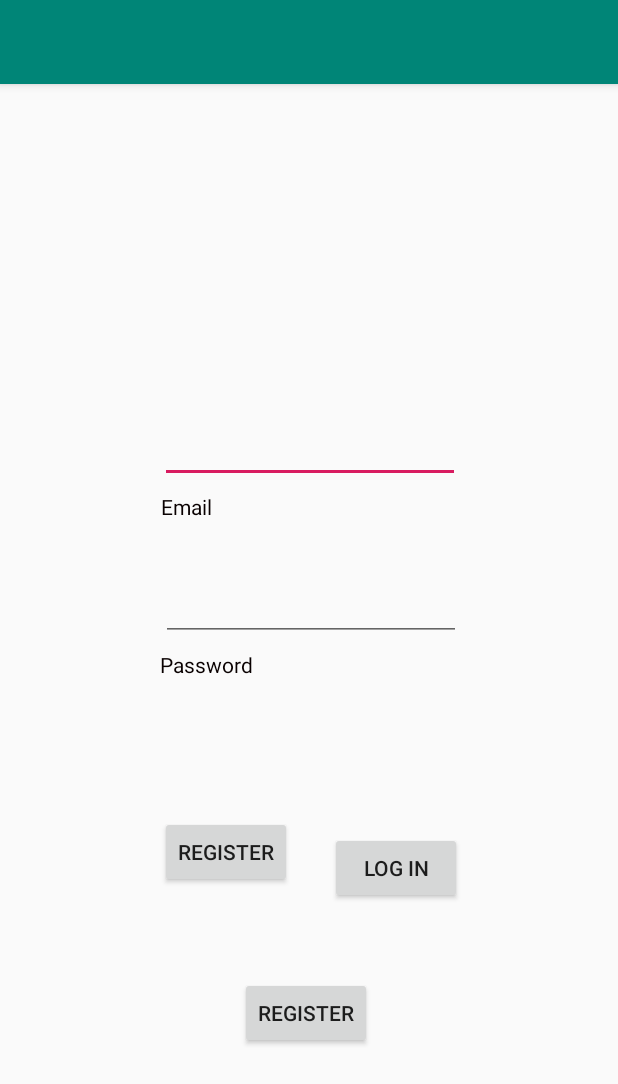
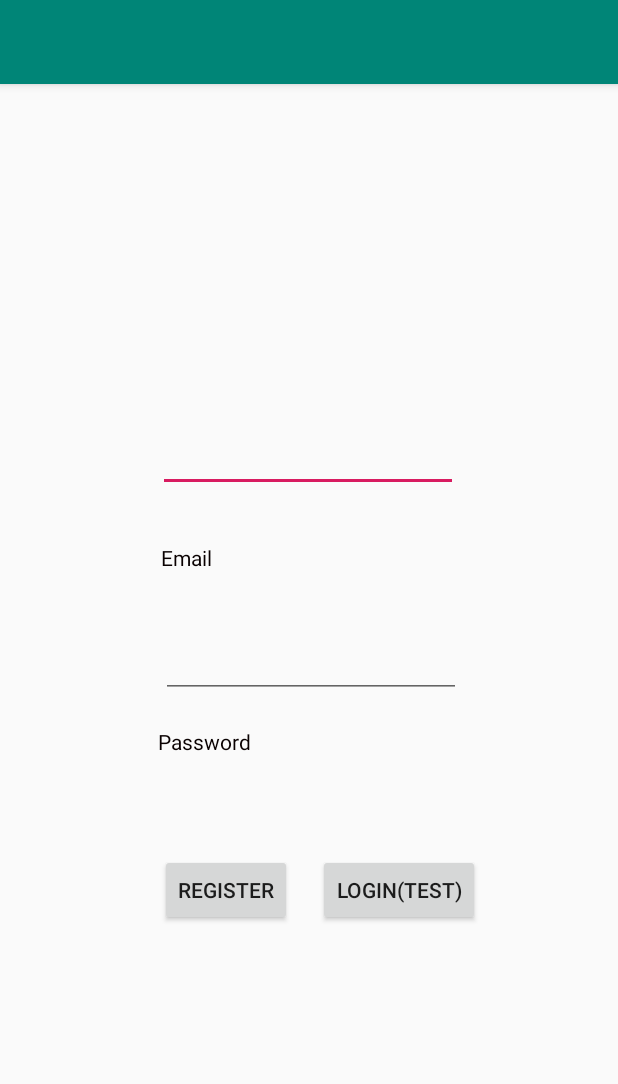
Before and after one commit to MiguelServera/COVID-19Project, an Android app: the screen it shows after launch (MainLogin), on a phone screen of 412 x 824 dp. Shown: the top 1084 px of the screen. Run offline under Robolectric (Android 15) with nearby library versions, the phone set to English and light mode, and no system bars.

```diff
--- a/app/src/main/java/com/example/covid_19stats/DBStats.java
+++ b/app/src/main/java/com/example/covid_19stats/DBStats.java
@@ -8,6 +8,7 @@ import android.database.sqlite.SQLiteDatabase;
 import android.database.sqlite.SQLiteOpenHelper;
 import android.util.Log;
 import static com.example.covid_19stats.DBInterface.BD_CREATE;
+import static com.example.covid_19stats.DBInterface.BD_CREATE1;
 import static com.example.covid_19stats.DBInterface.BD_NAME;
 import static com.example.covid_19stats.DBInterface.BD_TABLE;
 import static com.example.covid_19stats.DBInterface.TAG;
@@ -21,6 +22,7 @@ public class DBStats extends SQLiteOpenHelper {
     public void onCreate(SQLiteDatabase db) {
         try {
             db.execSQL(BD_CREATE);
+            db.execSQL(BD_CREATE1);
         } catch (SQLException e) {
             e.printStackTrace();
         }
--- a/app/src/main/java/com/example/covid_19stats/MainLogin.java
+++ b/app/src/main/java/com/example/covid_19stats/MainLogin.java
@@ -17,7 +17,7 @@ public class MainLogin extends AppCompatActivity implements View.OnClickListener
         setContentView(R.layout.login_activity);
         button = findViewById(R.id.registerButton);
         button.setOnClickListener(this);
-        button2 = findViewById(R.id.provaButton);
+        button2 = findViewById(R.id.loginButton);
         button2.setOnClickListener(this);
     }
 
--- a/app/src/main/java/com/example/covid_19stats/MenuActivity.java
+++ b/app/src/main/java/com/example/covid_19stats/MenuActivity.java
@@ -37,8 +37,5 @@ public class MenuActivity extends AppCompatActivity {
         ArrayAdapter inflate = new ArrayAdapter(getApplicationContext(), R.layout.inflateinfo, R.id.textView, info);
         lv = (ListView) findViewById(R.id.listview);
         lv.setAdapter(inflate);
-
-        //Meter cada campo en una variable y despues crear un objeto tipo Stat con dichas variables.
-        //Si no tiene codigo, utilizar geoID
     }
 }
--- a/app/src/main/res/layout/inflateinfo.xml
+++ b/app/src/main/res/layout/inflateinfo.xml
@@ -21,12 +21,14 @@
         <TextView
             android:id="@+id/textView3"
             android:layout_width="100dp"
-            android:layout_height="50dp" />
+            android:layout_height="50dp"/>
+
 
         <TextView
             android:id="@+id/textView4"
             android:layout_width="100dp"
-            android:layout_height="50dp" />
+            android:layout_height="50dp"/>
+
 
     </LinearLayout>
 
--- a/app/src/main/res/layout/login_activity.xml
+++ b/app/src/main/res/layout/login_activity.xml
@@ -10,85 +10,73 @@
         android:id="@+id/editEmail"
         android:layout_width="200dp"
         android:layout_height="50dp"
-        android:layout_marginTop="216dp"
+        app:layout_constraintBottom_toBottomOf="parent"
         app:layout_constraintEnd_toEndOf="parent"
-        app:layout_constraintHorizontal_bias="0.504"
+        app:layout_constraintHorizontal_bias="0.497"
         app:layout_constraintStart_toStartOf="parent"
-        app:layout_constraintTop_toTopOf="parent" />
+        app:layout_constraintTop_toTopOf="parent"
+        app:layout_constraintVertical_bias="0.309" />
 
     <EditText
         android:id="@+id/editPassword"
         android:layout_width="200dp"
         android:layout_height="50dp"
-        android:layout_marginTop="24dp"
+        app:layout_constraintBottom_toBottomOf="parent"
         app:layout_constraintEnd_toEndOf="parent"
         app:layout_constraintHorizontal_bias="0.507"
         app:layout_constraintStart_toStartOf="parent"
-        app:layout_constraintTop_toBottomOf="@+id/textEmail" />
+        app:layout_constraintTop_toTopOf="parent" />
 
     <TextView
         android:id="@+id/textPassword"
         android:layout_width="200dp"
         android:layout_height="25dp"
-        android:layout_marginTop="6dp"
         android:text="Password"
         android:textColor="#090000"
+        app:layout_constraintBottom_toBottomOf="parent"
         app:layout_constraintEnd_toEndOf="parent"
-        app:layout_constraintHorizontal_bias="0.504"
+        app:layout_constraintHorizontal_bias="0.497"
         app:layout_constraintStart_toStartOf="parent"
-        app:layout_constraintTop_toBottomOf="@+id/editPassword" />
+        app:layout_constraintTop_toTopOf="parent"
+        app:layout_constraintVertical_bias="0.577" />
 
     <TextView
         android:id="@+id/textEmail"
         android:layout_width="200dp"
         android:layout_height="25dp"
-        android:layout_marginTop="6dp"
         android:text="Email"
         android:textColor="#090000"
+        app:layout_constraintBottom_toBottomOf="parent"
         app:layout_constraintEnd_toEndOf="parent"
         app:layout_constraintHorizontal_bias="0.507"
         app:layout_constraintStart_toStartOf="parent"
-        app:layout_constraintTop_toBottomOf="@+id/editEmail" />
+        app:layout_constraintTop_toTopOf="parent"
+        app:layout_constraintVertical_bias="0.412" />
 
     <Button
         android:id="@+id/registerButton"
         android:layout_width="wrap_content"
         android:layout_height="wrap_content"
         android:layout_marginStart="104dp"
-        android:layout_marginTop="85dp"
         android:text="Register"
         app:layout_constraintBottom_toBottomOf="parent"
         app:layout_constraintEnd_toEndOf="parent"
         app:layout_constraintHorizontal_bias="0.013"
         app:layout_constraintStart_toStartOf="parent"
-        app:layout_constraintTop_toBottomOf="@+id/textPassword"
-        app:layout_constraintVertical_bias="0.0" />
-
-    <Button
-        android:id="@+id/provaButton"
-        android:layout_width="wrap_content"
-        android:layout_height="wrap_content"
-        android:layout_marginStart="160dp"
-        android:layout_marginTop="85dp"
-        android:text="Register"
-        app:layout_constraintBottom_toBottomOf="parent"
-        app:layout_constraintEnd_toEndOf="parent"
-        app:layout_constraintHorizontal_bias="0.0"
-        app:layout_constraintStart_toStartOf="parent"
-        app:layout_constraintTop_toBottomOf="@+id/textPassword"
-        app:layout_constraintVertical_bias="0.464" />
+        app:layout_constraintTop_toTopOf="parent"
+        app:layout_constraintVertical_bias="0.713" />
 
     <Button
         android:id="@+id/loginButton"
         android:layout_width="wrap_content"
         android:layout_height="wrap_content"
-        android:layout_marginEnd="104dp"
-        android:text="Log in"
+        android:layout_marginStart="160dp"
+        android:text="Login(test)"
         app:layout_constraintBottom_toBottomOf="parent"
         app:layout_constraintEnd_toEndOf="parent"
-        app:layout_constraintHorizontal_bias="1.0"
+        app:layout_constraintHorizontal_bias="0.361"
         app:layout_constraintStart_toStartOf="parent"
-        app:layout_constraintTop_toBottomOf="@+id/textPassword"
-        app:layout_constraintVertical_bias="0.302" />
+        app:layout_constraintTop_toTopOf="parent"
+        app:layout_constraintVertical_bias="0.713" />
 
 </androidx.constraintlayout.widget.ConstraintLayout>
```
Also changed, not shown: app/src/main/java/com/example/covid_19stats/DBInterface.java (+31 -24 lines), app/src/main/java/com/example/covid_19stats/ProvaActivity.java (+102 -61 lines), app/src/main/java/com/example/covid_19stats/StatsAdapter.java (+9 -3 lines), app/src/main/res/layout/main_menu.xml (+28 -12 lines).
